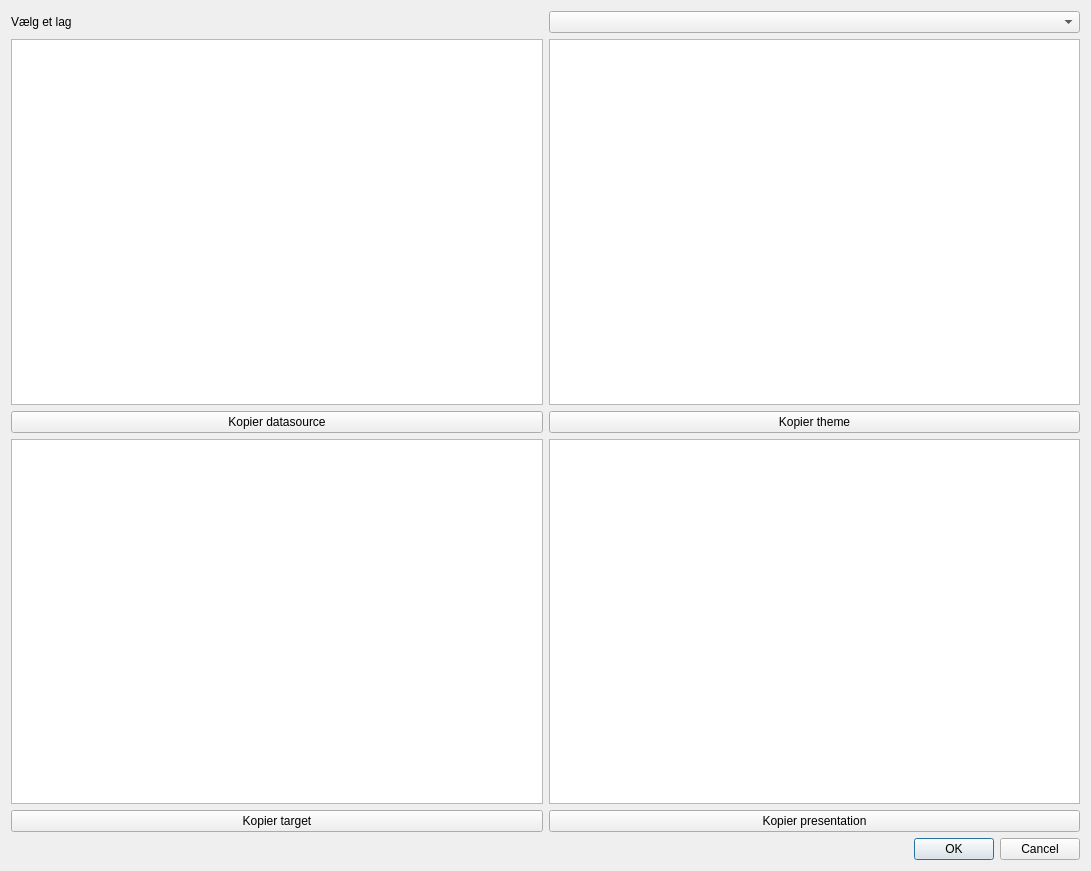
Old version of the form sps_toolbox_dialog_base.ui in the repository Slagelse-GIS/sps_qgis_toolbox.
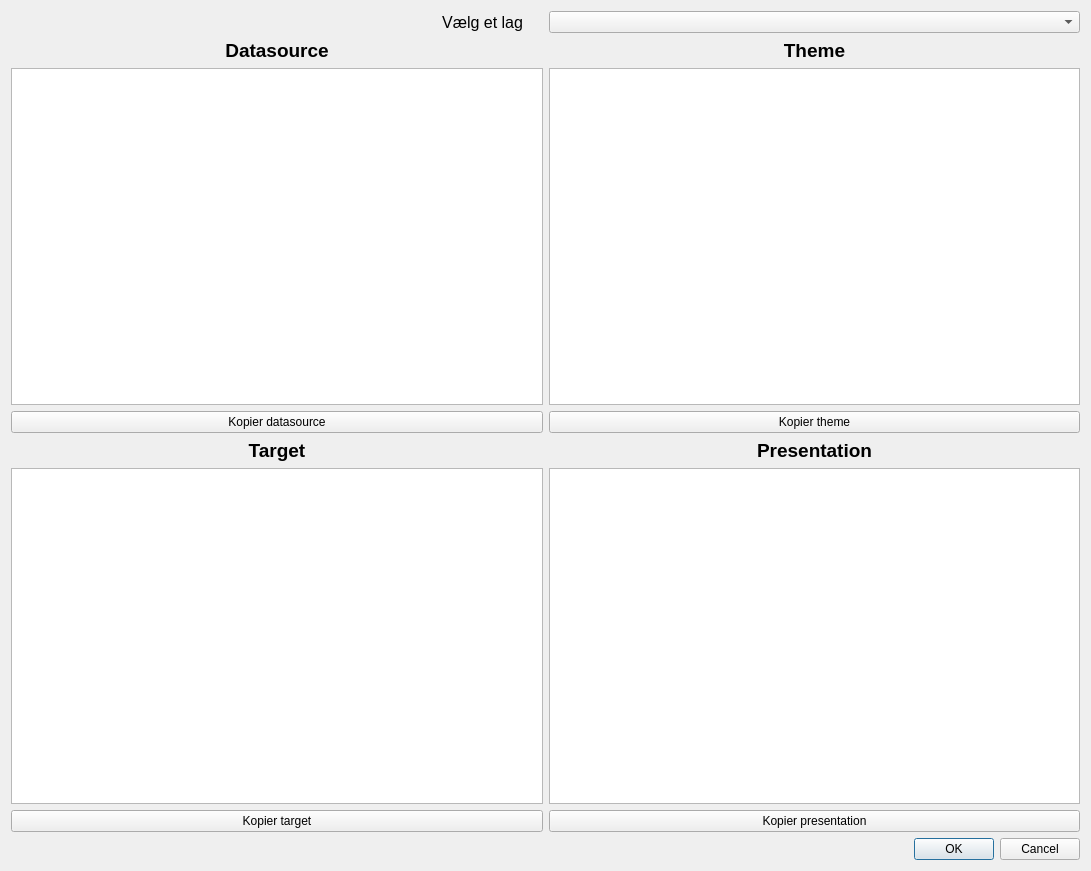
New version of the form. Custom widgets are drawn as their Qt base class.

Commit message: Små rettelser i ui

Patch:
```diff
--- a/sps_toolbox_dialog_base.ui
+++ b/sps_toolbox_dialog_base.ui
@@ -16,9 +16,21 @@
   <layout class="QGridLayout" name="gridLayout">
    <item row="0" column="0">
     <widget class="QLabel" name="label">
+     <property name="font">
+      <font>
+       <pointsize>12</pointsize>
+       <underline>false</underline>
+      </font>
+     </property>
      <property name="text">
       <string>Vælg et lag</string>
      </property>
+     <property name="alignment">
+      <set>Qt::AlignRight|Qt::AlignTrailing|Qt::AlignVCenter</set>
+     </property>
+     <property name="indent">
+      <number>20</number>
+     </property>
     </widget>
    </item>
    <item row="0" column="1">
@@ -26,6 +38,24 @@
    </item>
    <item row="1" column="0">
     <layout class="QVBoxLayout" name="verticalLayout">
+     <item>
+      <widget class="QLabel" name="label_2">
+       <property name="font">
+        <font>
+         <pointsize>14</pointsize>
+         <weight>75</weight>
+         <bold>true</bold>
+         <strikeout>false</strikeout>
+        </font>
+       </property>
+       <property name="text">
+        <string>Datasource</string>
+       </property>
+       <property name="alignment">
+        <set>Qt::AlignCenter</set>
+       </property>
+      </widget>
+     </item>
      <item>
       <widget class="QTextEdit" name="textDs"/>
      </item>
@@ -40,6 +70,23 @@
    </item>
    <item row="1" column="1">
     <layout class="QVBoxLayout" name="verticalLayout_2">
+     <item>
+      <widget class="QLabel" name="label_3">
+       <property name="font">
+        <font>
+         <pointsize>14</pointsize>
+         <weight>75</weight>
+         <bold>true</bold>
+        </font>
+       </property>
+       <property name="text">
+        <string>Theme</string>
+       </property>
+       <property name="alignment">
+        <set>Qt::AlignCenter</set>
+       </property>
+      </widget>
+     </item>
      <item>
       <widget class="QTextEdit" name="textTheme"/>
      </item>
@@ -54,6 +101,23 @@
    </item>
    <item row="2" column="0">
     <layout class="QVBoxLayout" name="verticalLayout_4">
+     <item>
+      <widget class="QLabel" name="label_4">
+       <property name="font">
+        <font>
+         <pointsize>14</pointsize>
+         <weight>75</weight>
+         <bold>true</bold>
+        </font>
+       </property>
+       <property name="text">
+        <string>Target</string>
+       </property>
+       <property name="alignment">
+        <set>Qt::AlignCenter</set>
+       </property>
+      </widget>
+     </item>
      <item>
       <widget class="QTextEdit" name="textTarget"/>
      </item>
@@ -68,6 +132,23 @@
    </item>
    <item row="2" column="1">
     <layout class="QVBoxLayout" name="verticalLayout_3">
+     <item>
+      <widget class="QLabel" name="label_5">
+       <property name="font">
+        <font>
+         <pointsize>14</pointsize>
+         <weight>75</weight>
+         <bold>true</bold>
+        </font>
+       </property>
+       <property name="text">
+        <string>Presentation</string>
+       </property>
+       <property name="alignment">
+        <set>Qt::AlignCenter</set>
+       </property>
+      </widget>
+     </item>
      <item>
       <widget class="QTextEdit" name="textPres"/>
      </item>
```
